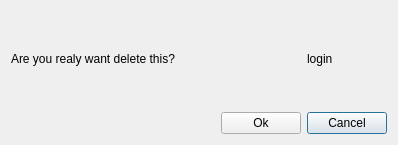
The window that source/windows/model/resume/resumeupdatewindow.ui (Who-are-me/term_paper_2022) describes before a commit, drawn with Qt 5.
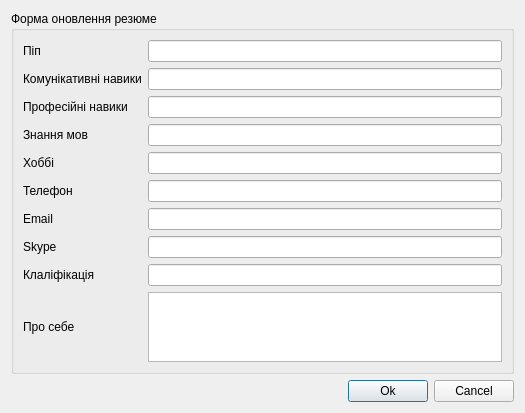
The same window after the commit.

Diff of the .ui file:
```diff
--- a/source/windows/model/resume/resumeupdatewindow.ui
+++ b/source/windows/model/resume/resumeupdatewindow.ui
@@ -6,78 +6,154 @@
    <rect>
     <x>0</x>
     <y>0</y>
-    <width>398</width>
-    <height>145</height>
+    <width>525</width>
+    <height>411</height>
    </rect>
   </property>
   <property name="windowTitle">
    <string>Dialog</string>
   </property>
-  <layout class="QGridLayout" name="gridLayout">
-   <item row="3" column="0">
+  <layout class="QGridLayout" name="gridLayout_2">
+   <item row="0" column="0" colspan="3">
+    <widget class="QGroupBox" name="groupBox">
+     <property name="title">
+      <string>Форма оновлення резюме</string>
+     </property>
+     <layout class="QGridLayout" name="gridLayout">
+      <item row="11" column="0">
+       <widget class="QLabel" name="l_company">
+        <property name="text">
+         <string>Клаліфікація</string>
+        </property>
+       </widget>
+      </item>
+      <item row="5" column="0">
+       <widget class="QLabel" name="l_city">
+        <property name="text">
+         <string>Хоббі</string>
+        </property>
+       </widget>
+      </item>
+      <item row="5" column="2">
+       <widget class="QLineEdit" name="le_hobbies"/>
+      </item>
+      <item row="2" column="0">
+       <widget class="QLabel" name="l_salary">
+        <property name="text">
+         <string>Комунікативні навики</string>
+        </property>
+       </widget>
+      </item>
+      <item row="13" column="2">
+       <widget class="QTextEdit" name="te_about_myself">
+        <property name="minimumSize">
+         <size>
+          <width>48</width>
+          <height>0</height>
+         </size>
+        </property>
+       </widget>
+      </item>
+      <item row="7" column="0">
+       <widget class="QLabel" name="l_email">
+        <property name="text">
+         <string>Email</string>
+        </property>
+       </widget>
+      </item>
+      <item row="3" column="0">
+       <widget class="QLabel" name="l_education">
+        <property name="text">
+         <string>Професійні навики</string>
+        </property>
+       </widget>
+      </item>
+      <item row="0" column="2">
+       <widget class="QLineEdit" name="le_pip"/>
+      </item>
+      <item row="4" column="2">
+       <widget class="QLineEdit" name="le_language"/>
+      </item>
+      <item row="2" column="2">
+       <widget class="QLineEdit" name="le_soft_skills"/>
+      </item>
+      <item row="4" column="0">
+       <widget class="QLabel" name="l_experience">
+        <property name="text">
+         <string>Знання мов</string>
+        </property>
+       </widget>
+      </item>
+      <item row="13" column="0">
+       <widget class="QLabel" name="l_description">
+        <property name="text">
+         <string>Про себе</string>
+        </property>
+       </widget>
+      </item>
+      <item row="6" column="0">
+       <widget class="QLabel" name="l_phone">
+        <property name="text">
+         <string>Телефон</string>
+        </property>
+       </widget>
+      </item>
+      <item row="8" column="0">
+       <widget class="QLabel" name="l_location">
+        <property name="text">
+         <string>Skype</string>
+        </property>
+       </widget>
+      </item>
+      <item row="0" column="0">
+       <widget class="QLabel" name="l_title">
+        <property name="text">
+         <string>Піп</string>
+        </property>
+       </widget>
+      </item>
+      <item row="3" column="2">
+       <widget class="QLineEdit" name="le_hard_skills"/>
+      </item>
+      <item row="6" column="2">
+       <widget class="QLineEdit" name="le_phone"/>
+      </item>
+      <item row="7" column="2">
+       <widget class="QLineEdit" name="le_email"/>
+      </item>
+      <item row="8" column="2">
+       <widget class="QLineEdit" name="le_skype"/>
+      </item>
+      <item row="11" column="2">
+       <widget class="QLineEdit" name="le_qualification"/>
+      </item>
+     </layout>
+    </widget>
+   </item>
+   <item row="1" column="0">
     <spacer name="horizontalSpacer">
      <property name="orientation">
       <enum>Qt::Horizontal</enum>
      </property>
      <property name="sizeHint" stdset="0">
       <size>
-       <width>223</width>
+       <width>350</width>
        <height>20</height>
       </size>
      </property>
     </spacer>
    </item>
-   <item row="3" column="2">
-    <widget class="QPushButton" name="btn_cancel">
-     <property name="text">
-      <string>Cancel</string>
-     </property>
-    </widget>
-   </item>
-   <item row="0" column="2">
-    <spacer name="verticalSpacer_2">
-     <property name="orientation">
-      <enum>Qt::Vertical</enum>
-     </property>
-     <property name="sizeHint" stdset="0">
-      <size>
-       <width>20</width>
-       <height>42</height>
-      </size>
-     </property>
-    </spacer>
-   </item>
-   <item row="3" column="1">
+   <item row="1" column="1">
     <widget class="QPushButton" name="btn_ok">
      <property name="text">
       <string>Ok</string>
      </property>
     </widget>
    </item>
-   <item row="2" column="2">
-    <spacer name="verticalSpacer">
-     <property name="orientation">
-      <enum>Qt::Vertical</enum>
-     </property>
-     <property name="sizeHint" stdset="0">
-      <size>
-       <width>20</width>
-       <height>40</height>
-      </size>
-     </property>
-    </spacer>
-   </item>
    <item row="1" column="2">
-    <widget class="QLabel" name="l_login">
+    <widget class="QPushButton" name="btn_cancel">
      <property name="text">
-      <string>login</string>
-     </property>
-    </widget>
-   </item>
-   <item row="1" column="0">
-    <widget class="QLabel" name="l_text">
-     <property name="text">
-      <string>Are you realy want delete this?</string>
+      <string>Cancel</string>
      </property>
     </widget>
    </item>
```
